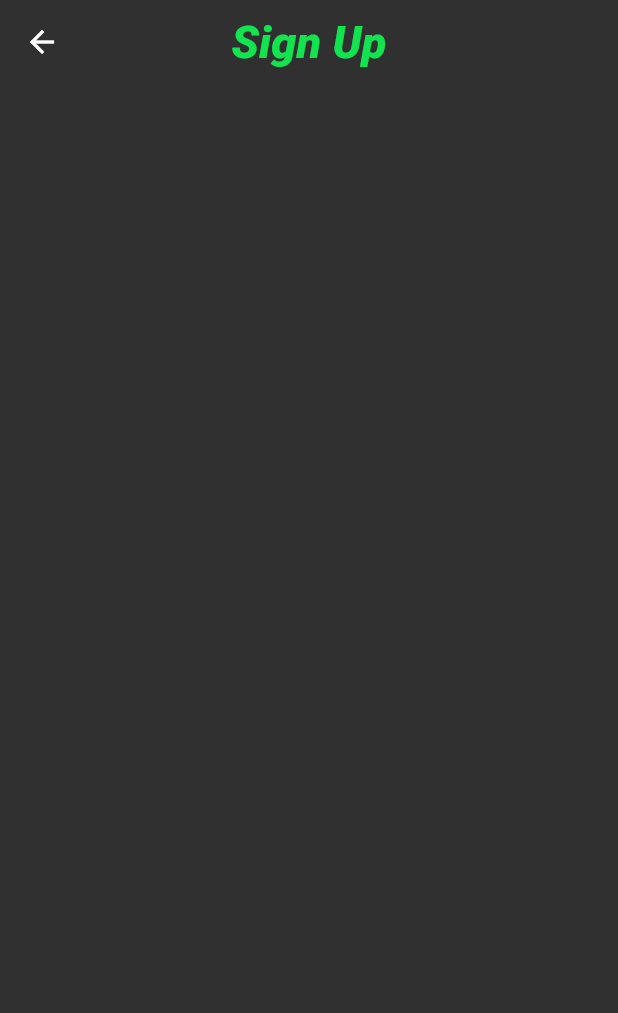
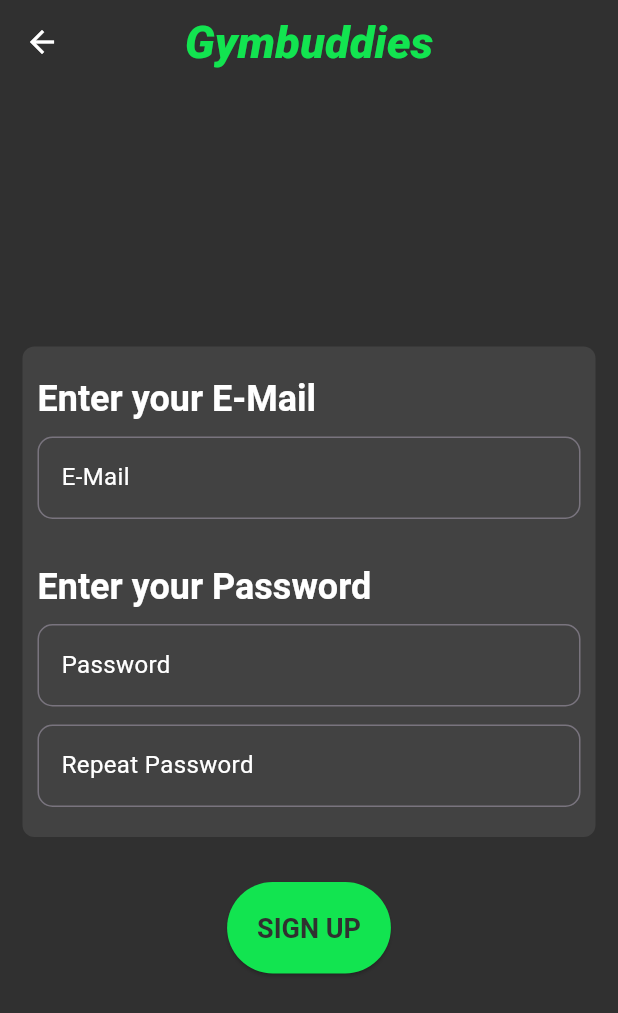
Before and after one commit to julienco03/gymbuddies-flutter, a Flutter app: the SignupPage screen opened by its route, on a phone screen of 412 x 824 dp. Shown: the top 1013 px of the screen. Run offline on Flutter 3.47's test engine with Material 3 defaults, Android fonts, the phone set to English and light mode, and no system bars; our stand-ins replace table_calendar.

Commit message:
Implement signup page

```diff
--- a/lib/presentation/auth/pages/signup_page.dart
+++ b/lib/presentation/auth/pages/signup_page.dart
@@ -1,4 +1,5 @@
 import 'package:flutter/material.dart';
+import 'package:gymbuddies/presentation/auth/widgets/signup_form.dart';
 
 class SignupPage extends StatelessWidget {
   const SignupPage({super.key});
@@ -7,8 +8,15 @@ class SignupPage extends StatelessWidget {
   Widget build(BuildContext context) {
     return Scaffold(
         appBar: AppBar(
-          title: const Text('Sign Up'),
+          title: const Text('Gymbuddies'),
+          // automaticallyImplyLeading: false,
         ),
-        body: null);
+        body: const Column(
+          mainAxisAlignment: MainAxisAlignment.center,
+          crossAxisAlignment: CrossAxisAlignment.center,
+          children: [
+            SignupForm(),
+          ],
+        ));
   }
 }
--- a/lib/presentation/auth/widgets/login_form.dart
+++ b/lib/presentation/auth/widgets/login_form.dart
@@ -9,8 +9,8 @@ class LoginForm extends StatelessWidget {
   Widget build(BuildContext context) {
     const String welcomeAndLoginText =
         'Welcome back! Enter your\ne-mail and password:';
-    const String emailInputLabel = 'Your E-Mail';
-    const String passwordInputLabel = 'Your Password';
+    const String emailInputLabel = 'E-Mail';
+    const String passwordInputLabel = 'Password';
 
     return Padding(
       padding: const EdgeInsets.symmetric(horizontal: 15.0),
@@ -37,7 +37,7 @@ class LoginForm extends StatelessWidget {
                   ),
                   const InputTextField(inputLabel: emailInputLabel),
                   const SizedBox(
-                    height: 8.0,
+                    height: 12.0,
                   ),
                   const InputTextField(inputLabel: passwordInputLabel),
                 ],
--- /dev/null
+++ b/lib/presentation/auth/widgets/signup_button.dart
@@ -0,0 +1,15 @@
+import 'package:flutter/material.dart';
+
+class SignupButton extends StatelessWidget {
+  const SignupButton({super.key});
+
+  @override
+  Widget build(BuildContext context) {
+    return ElevatedButton(
+      onPressed: () {
+        Navigator.pushNamed(context, '/');
+      },
+      child: const Text('SIGN UP'),
+    );
+  }
+}
--- a/lib/presentation/auth/widgets/signup_form.dart
+++ b/lib/presentation/auth/widgets/signup_form.dart
@@ -0,0 +1,66 @@
+import 'package:flutter/material.dart';
+import 'package:gymbuddies/presentation/auth/widgets/signup_button.dart';
+import 'package:gymbuddies/presentation/common/widgets/input_textfield.dart';
+
+class SignupForm extends StatelessWidget {
+  const SignupForm({super.key});
+
+  @override
+  Widget build(BuildContext context) {
+    const String enterEmailLabel = 'Enter your E-Mail';
+    const String emailInputLabel = 'E-Mail';
+    const String enterPasswordLabel = 'Enter your Password';
+    const String passwordInputLabel = 'Password';
+    const String repeatPasswordInputLabel = 'Repeat Password';
+
+    return Padding(
+      padding: const EdgeInsets.symmetric(horizontal: 15.0),
+      child: Column(
+        children: [
+          Container(
+            padding: const EdgeInsets.only(
+                top: 10.0, left: 10.0, right: 10.0, bottom: 20.0),
+            decoration: BoxDecoration(
+              color: Theme.of(context).primaryColor,
+              borderRadius: const BorderRadius.all(Radius.circular(8.0)),
+            ),
+            child: Form(
+              child: Column(
+                crossAxisAlignment: CrossAxisAlignment.start,
+                children: [
+                  Padding(
+                    padding: const EdgeInsets.symmetric(vertical: 10.0),
+                    child: Text(
+                      enterEmailLabel,
+                      style: Theme.of(context).textTheme.titleLarge,
+                    ),
+                  ),
+                  const InputTextField(inputLabel: emailInputLabel),
+                  const SizedBox(
+                    height: 20.0,
+                  ),
+                  Padding(
+                    padding: const EdgeInsets.symmetric(vertical: 10.0),
+                    child: Text(
+                      enterPasswordLabel,
+                      style: Theme.of(context).textTheme.titleLarge,
+                    ),
+                  ),
+                  const InputTextField(inputLabel: passwordInputLabel),
+                  const SizedBox(
+                    height: 12.0,
+                  ),
+                  const InputTextField(inputLabel: repeatPasswordInputLabel),
+                ],
+              ),
+            ),
+          ),
+          const SizedBox(
+            height: 30.0,
+          ),
+          const SignupButton(),
+        ],
+      ),
+    );
+  }
+}
```
